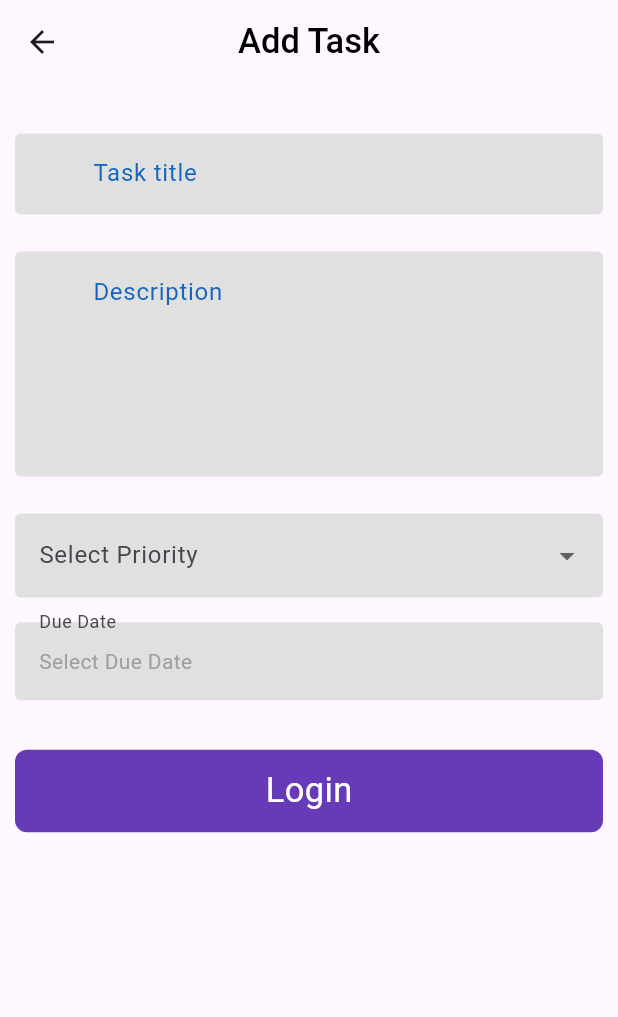
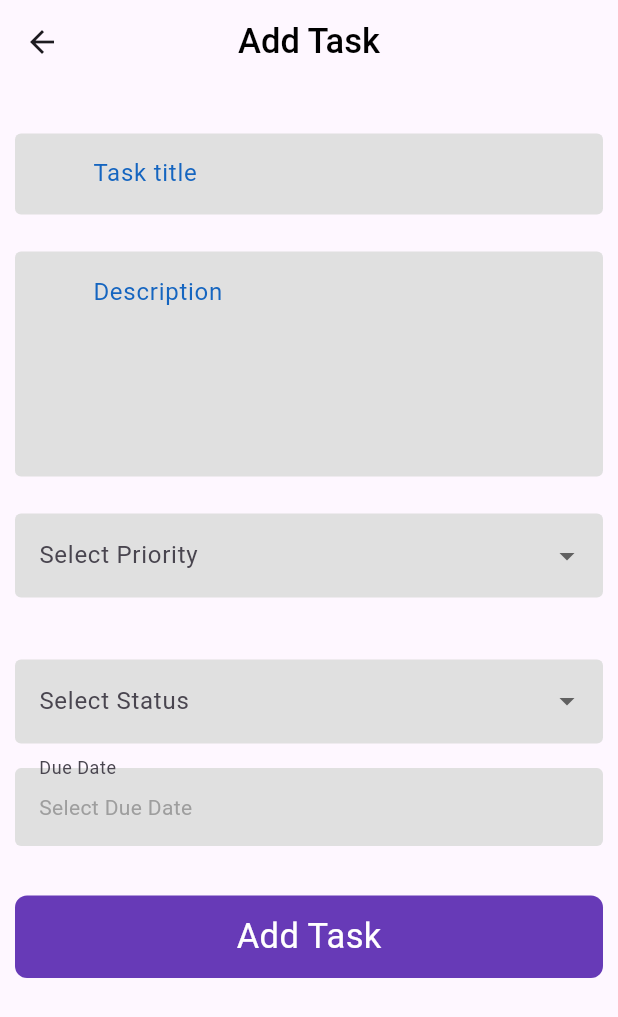
Before and after one commit to Janyaro/Task_Management_app, a Flutter app: the AddTaskScreen screen opened directly, on a phone screen of 412 x 824 dp. Shown: the top 1017 px of the screen. Run offline on Flutter 3.47's test engine with Material 3 defaults, Android fonts, the phone set to English and light mode, and no system bars; our stand-ins replace cloud_firestore, firebase_auth, firebase_core, sqflite; accounts and stored records are empty.

```diff
--- a/lib/Database/dbHelper.dart
+++ b/lib/Database/dbHelper.dart
@@ -5,6 +5,7 @@ import 'dart:io';
 import '../Model/task_model.dart'; // adjust the path if needed
 
 class DBHelper {
+
   static Database? _db;
 
   Future<Database> get db async {
@@ -15,7 +16,7 @@ class DBHelper {
 
   Future<Database> _initDatabase() async {
     Directory directory = await getApplicationDocumentsDirectory();
-    String path = join(directory.path, 'TaskDB.db');
+    String path = join(directory.path, 'AllTaskDB.db');
     return openDatabase(path, version: 1, onCreate: _onCreate);
   }
 
@@ -27,6 +28,7 @@ class DBHelper {
         description TEXT,
         dueDate TEXT,
         priority TEXT,
+        status TEXT
       )'''
     );
   }
@@ -43,6 +45,28 @@ class DBHelper {
     return result.map((e) => Task.fromMap(e)).toList();
   }
 
+  // get the all high prioritize task
+  Future<List<Task>> fetchTasksByPriority (String priority)async{
+  final dbClient = await db;
+  final result = await dbClient.query(
+    'tasks',
+    where: 'priority = ?',
+    whereArgs: [priority],
+  );
+
+  return result.map((e) => Task.fromMap(e)).toList();
+  }
+
+  Future<List<Task>> fetchTasksByStatus(String status) async {
+  final dbClient = await db;
+  final result = await dbClient.query(
+    'tasks',
+    where: 'status = ?',
+    whereArgs: [status],
+  );
+  return result.map((e) => Task.fromMap(e)).toList();
+}
+
   Future<int> deleteTask(int id) async {
     final dbClient = await db;
     return await dbClient.delete('tasks', where: 'id = ?', whereArgs: [id]);
--- a/lib/Model/task_model.dart
+++ b/lib/Model/task_model.dart
@@ -4,12 +4,14 @@ class Task {
   String description;
   DateTime dueDate;
   String priority;
+  String status;
   Task({
     this.id,
     required this.title,
     required this.description,
     required this.dueDate,
     required this.priority,
+    required this.status
   });
 
   // Convert Task to Map (for inserting/updating in SQLite)
@@ -20,6 +22,7 @@ class Task {
       'description': description,
       'dueDate': dueDate.toIso8601String(),
       'priority': priority,
+      'status': status
 
     };
   }
@@ -32,7 +35,7 @@ class Task {
       description: map['description'],
       dueDate: DateTime.parse(map['dueDate']),
       priority: map['priority'],
-
+      status: map['status']
     );
   }
 }
--- a/lib/View/Auth/forget_password_screen.dart
+++ b/lib/View/Auth/forget_password_screen.dart
@@ -1,4 +1,4 @@
-import 'package:firebase_auth/firebase_auth.dart';
+
 import 'package:flutter/material.dart';
 import 'package:provider/provider.dart';
 import 'package:task_management_app/Service/Auth_service.dart';
--- a/lib/View/TaskScreens/add_task_screen.dart
+++ b/lib/View/TaskScreens/add_task_screen.dart
@@ -1,8 +1,11 @@
 import 'package:flutter/material.dart';
 import 'package:provider/provider.dart';
+import 'package:task_management_app/Database/dbHelper.dart';
 import 'package:task_management_app/Model/task_model.dart';
+import 'package:task_management_app/View/root_screen.dart';
 import 'package:task_management_app/Widget/reuseable_btn.dart';
 import 'package:task_management_app/Widget/reuseable_textform.dart';
+import 'package:task_management_app/provider/Authentication_provider.dart';
 import 'package:task_management_app/provider/TaskProvider.dart';
 
 class AddTaskScreen extends StatefulWidget {
@@ -16,13 +19,13 @@ class _AddTaskScreenState extends State<AddTaskScreen> {
   final titleController = TextEditingController();
   final descriptionController = TextEditingController();
   String? priority;
-  DateTime? _selectedDate;
+
   final formkey = GlobalKey<FormState>();
   String? status;
   final List<String> statusOption = ['pending' , 'complete'];
   final List<String> priorityOptions = ['High', 'Medium', 'Low'];
-  final DateTime today = DateTime.now(); // ✅ Added this line
-
+  final DateTime today = DateTime.now();
+  final dbhelper = DBHelper();
   Future<void> _pickDueDate(BuildContext context, TaskProvider taskprovider) async {
     final DateTime? picked = await showDatePicker(
       context: context,
@@ -91,6 +94,35 @@ class _AddTaskScreenState extends State<AddTaskScreen> {
             );
             }),
             SizedBox(height: media.height * 0.02,),
+            SizedBox(height: media.height * 0.03),
+            Consumer<TaskProvider>(builder: (context , value , child){
+              return
+            DropdownButtonFormField<String>(
+              value: value.status,
+              isExpanded: true,
+              decoration: InputDecoration(
+                labelText: 'Select Status',
+                  fillColor: Colors.grey.shade300,
+                  filled: true,
+                border: OutlineInputBorder(
+                  borderRadius: BorderRadius.circular(4),
+                  borderSide: BorderSide.none
+                ),
+              ),
+              dropdownColor: Colors.grey.shade200,
+              items: statusOption.map((String value) {
+                return DropdownMenuItem<String>(
+                  value: value,
+                  child: Text(value),
+                );
+              }).toList(),
+              onChanged: (val) {
+                taskProvier.setStatus(val);
+              },
+            );
+            }),
+            SizedBox(height: media.height * 0.02,),
+
              InkWell(
               onTap: () => _pickDueDate(context, taskProvier),
               child: InputDecorator(
@@ -104,27 +136,56 @@ InkWell(
                     borderRadius: BorderRadius.circular(4)
                   ),
                 ),
-                child: Text(
-                  _selectedDate == null
+                child:  Text(
+  taskProvier.dueDate == null
     ? 'Select Due Date'
-                      : '${_selectedDate!.day}/${_selectedDate!.month}/${_selectedDate!.year}',
+    : '${taskProvier.dueDate!.day}/${taskProvier.dueDate!.month}/${taskProvier.dueDate!.year}',
   style: TextStyle(
-                    color: _selectedDate == null ? Colors.grey : Colors.black,
+    color: taskProvier.dueDate == null ? Colors.grey : Colors.black,
   ),
 ),
+
               ),
             ),
             SizedBox(height: media.height * 0.04,),
-            ReuseableBtn(isloading: false, title: "Add Task", ontap: (){
+           Consumer<AuthenticationProvider>(builder: (context , value , child){
+            return ReuseableBtn(
+              isloading: value.isloading,
+               title: "Add Task",
+ontap: () async {
+  if (!formkey.currentState!.validate()) return;
+
+  final taskProvider = Provider.of<TaskProvider>(context, listen: false);
+  // final authProvider = Provider.of<AuthenticationProvider>(context, listen: false);
+
   final task = Task(
     title: titleController.text,
     description: descriptionController.text,
-    priority: priority ?? 'Low',
-    dueDate: _selectedDate ?? DateTime.now(),
+    priority: taskProvider.priority ?? 'Low',
+    status: taskProvider.status ?? 'Pending',
+    dueDate: taskProvider.dueDate ?? DateTime.now(),
+  );
+  value.setloading(true);
+  await dbhelper.insertTask(task).then((val){
+value.setloading(false);
+  titleController.clear();
+  descriptionController.clear();
+  taskProvider.setPriority(null);
+  taskProvider.setDueDate(null);
+    ScaffoldMessenger.of(context).showSnackBar(
+      const SnackBar(content: Text("Task added successfully")),
+    );
+Navigator.push(context, MaterialPageRoute(builder: (context)=> RootScreen()));
+  }).onError((error, StackTrace){
+    value.setloading(false);
+  });
+
+
+},
 
             );
+           })
 
-            })
           ],
         ),
 
--- /dev/null
+++ b/lib/View/detail_screen.dart
@@ -0,0 +1,54 @@
+import 'package:flutter/material.dart';
+import 'package:provider/provider.dart';
+import 'package:task_management_app/Model/task_model.dart';
+import 'package:task_management_app/View/edit_screen.dart';
+import 'package:task_management_app/Widget/reuseable_btn.dart';
+import 'package:task_management_app/provider/Authentication_provider.dart';
+
+class DetailScreen extends StatefulWidget {
+  final Task task;
+  const DetailScreen({super.key,required this.task});
+
+  @override
+  State<DetailScreen> createState() => _DetailScreenState();
+}
+
+class _DetailScreenState extends State<DetailScreen> {
+  @override
+  Widget build(BuildContext context) {
+    final media = MediaQuery.of(context).size;
+    return SafeArea(
+      child: Scaffold(
+        appBar: AppBar(title: Text('Task Detail') ),
+        body: Padding(
+          padding: const EdgeInsets.symmetric(horizontal: 10),
+          child: Column(
+            mainAxisAlignment: MainAxisAlignment.center,
+            crossAxisAlignment: CrossAxisAlignment.start,
+            children: [
+
+              Text( 'Title : ${widget.task.title}' , style: TextStyle(fontSize: 20),),
+              SizedBox(height: media.height * 0.01,),
+              Text('Description :${widget.task.description}', style: TextStyle(fontSize: 20)),
+              SizedBox(height: media.height * 0.01,),
+              Text('Duedate :${widget.task.dueDate.toString()}', style: TextStyle(fontSize: 20)),
+              SizedBox(height: media.height * 0.01,),
+              Text('Priority :  ${widget.task.priority}', style: TextStyle(fontSize: 20)),
+              SizedBox(height: media.height * 0.01,),
+              Text('Status :  ${widget.task.status}', style: TextStyle(fontSize: 20)),
+              SizedBox(height: media.height * 0.02,),
+
+             Consumer<AuthenticationProvider>(builder: (context,value,child){
+              return ReuseableBtn(title: 'Update', ontap: (){
+                Navigator.push(context, MaterialPageRoute(builder: (context)=> EditScreen(task: widget.task)));
+              }, isloading: value.isloading);
+
+             })
+
+            ],
+          ),
+        ),
+      ),
+    );
+  }
+}
--- a/lib/Widget/reuseable_btn.dart
+++ b/lib/Widget/reuseable_btn.dart
@@ -18,7 +18,7 @@ class ReuseableBtn extends StatelessWidget {
                       borderRadius: BorderRadius.circular(8)
                     ),
                     child: Center(
-                      child:isloading ?  CircularProgressIndicator(color: Colors.white,) :Text('Login', style: TextStyle(fontSize: 23 , color: Colors.white),),
+                      child:isloading ?  CircularProgressIndicator(color: Colors.white,) :Text(title, style: TextStyle(fontSize: 23 , color: Colors.white),),
                     ),
                   ),
     );
--- a/lib/Widget/reuseable_textform.dart
+++ b/lib/Widget/reuseable_textform.dart
@@ -7,7 +7,7 @@ class ReuseableTextform extends StatelessWidget {
   final String hintText;
   final String validatorText;
   final IconData? icon;
-  final IconData? suffixIcon;
+  final IconButton? suffixIcon;
   final int maxline;
   final bool isVisibility;
   const ReuseableTextform({super.key, required this.controller, required this.hintText, required this.validatorText,  this.icon  ,this.suffixIcon ,this.maxline = 1 , this.isVisibility = false});
@@ -19,9 +19,9 @@ class ReuseableTextform extends StatelessWidget {
               maxLines: maxline,
               obscureText: isVisibility,
               decoration: InputDecoration(
-                contentPadding: EdgeInsets.all(15),
+                contentPadding:const EdgeInsets.all(15),
                 prefixIcon: Icon(icon),
-                suffixIcon: Icon(suffixIcon),
+                suffixIcon: suffixIcon ,
                 hintText: hintText,
                 hintStyle: TextStyle(
                   color: Colors.blue.shade800
--- a/lib/main.dart
+++ b/lib/main.dart
@@ -1,6 +1,6 @@
 import 'package:flutter/material.dart';
 import 'package:provider/provider.dart';
-import 'package:task_management_app/View/Auth/login_screen.dart';
+import 'package:task_management_app/View/splash_screen.dart';
 import 'package:task_management_app/provider/TaskProvider.dart';
 import 'package:task_management_app/provider/Authentication_provider.dart';
 import 'package:task_management_app/provider/bottonNavigationProvider.dart';
@@ -36,7 +36,7 @@ class MyApp extends StatelessWidget {
           titleTextStyle: TextStyle(fontSize: 23 , color: Colors.black , fontWeight: FontWeight.w500)),
 
       ),
-      home:const LoginScreen(),
+      home:const SplashScreen(),
     );
   }
 }
--- a/lib/provider/TaskProvider.dart
+++ b/lib/provider/TaskProvider.dart
@@ -3,9 +3,12 @@ import 'package:flutter/material.dart';
 class TaskProvider extends ChangeNotifier {
 
 String? _priority;
+String? _status;
 DateTime? _dueDate;
 
+
 String? get priority => _priority;
+String? get status => _status;
 DateTime? get dueDate => _dueDate;
 
 
@@ -14,6 +17,10 @@ void setPriority(String? value) {
   notifyListeners();
 }
 
+void setStatus(String? value){
+  _status = value;
+  notifyListeners();
+}
 void setDueDate(DateTime? date) {
   _dueDate = date;
   notifyListeners();
```
Also changed, not shown: lib/Service/Auth_service.dart (+13 -0 lines), lib/View/Auth/login_screen.dart (+35 -9 lines), lib/View/TaskScreens/task_screen.dart (+35 -5 lines), lib/View/edit_screen.dart (added, +180 -0 lines), lib/View/home_screen.dart (+46 -6 lines), lib/View/profile_screen.dart (+15 -4 lines), lib/View/splash_screen.dart (+8 -6 lines). Lines whose indentation alone changed are shown as unchanged.
